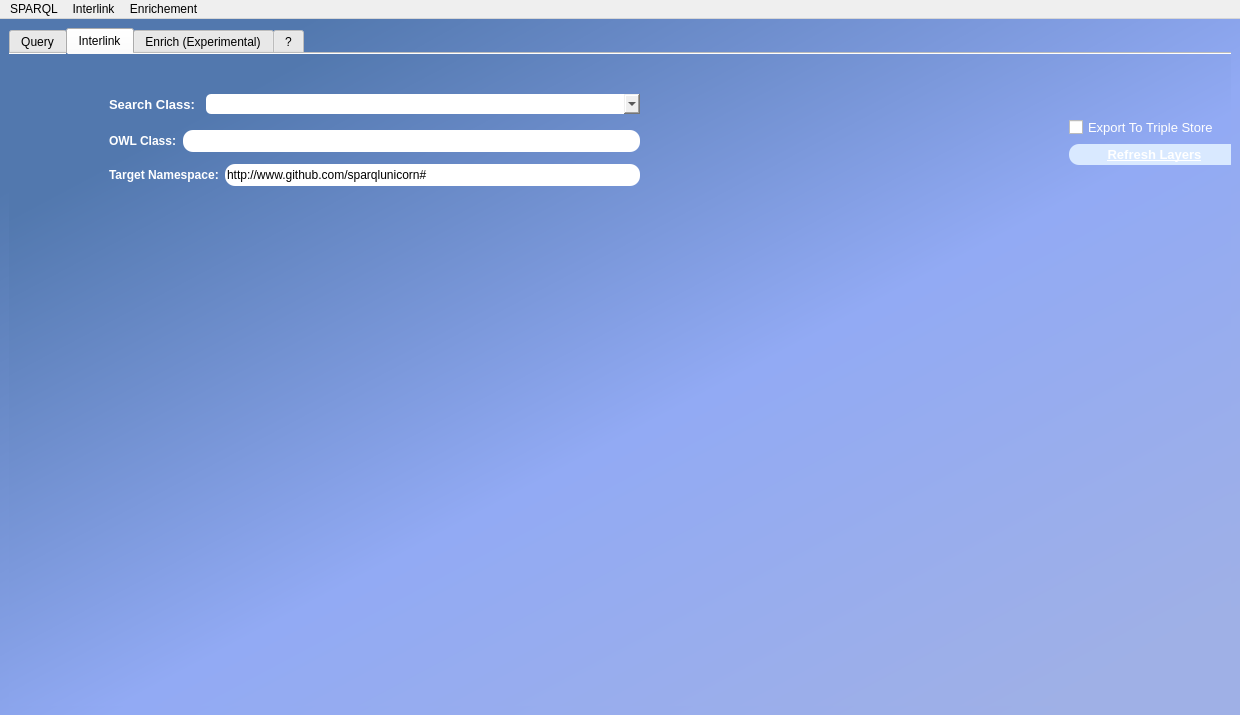
Above: sparql_unicorn_dialog_base_simp.ui from Cprudhomme/SpaLOD_qgis_plugin before the change. Below: the same form after it.
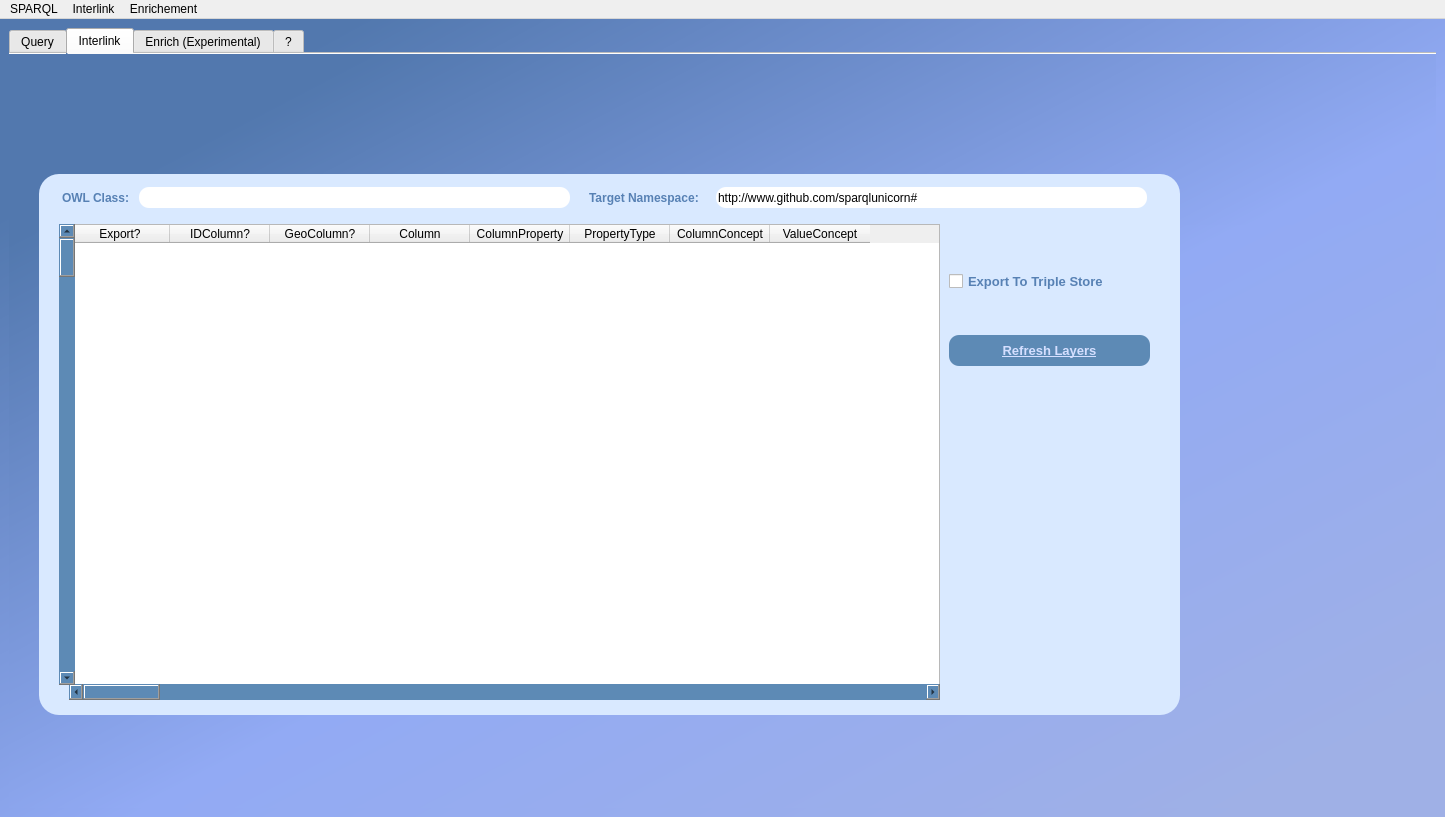
That is the form after the change. The open tabs and pages were chosen to show the change.

Patch:
```diff
--- a/sparql_unicorn_dialog_base_simp.ui
+++ b/sparql_unicorn_dialog_base_simp.ui
@@ -6,8 +6,8 @@
    <rect>
     <x>0</x>
     <y>0</y>
-    <width>1240</width>
-    <height>715</height>
+    <width>1445</width>
+    <height>817</height>
    </rect>
   </property>
   <property name="windowTitle">
@@ -561,207 +561,329 @@
        <attribute name="title">
         <string>Interlink</string>
        </attribute>
-       <widget class="QWidget" name="widget_6" native="true">
+       <widget class="QFrame" name="frame_2">
         <property name="geometry">
          <rect>
-          <x>1060</x>
-          <y>40</y>
-          <width>171</width>
-          <height>94</height>
+          <x>30</x>
+          <y>120</y>
+          <width>1141</width>
+          <height>541</height>
          </rect>
         </property>
-        <layout class="QGridLayout" name="gridLayout_4">
-         <item row="1" column="0">
-          <layout class="QVBoxLayout" name="verticalLayout_2">
-           <item>
-            <widget class="QCheckBox" name="exportTripleStore">
-             <property name="font">
-              <font>
-               <pointsize>10</pointsize>
-               <underline>false</underline>
-              </font>
-             </property>
-             <property name="cursor">
-              <cursorShape>PointingHandCursor</cursorShape>
-             </property>
-             <property name="styleSheet">
-              <string notr="true">color:rgb(255, 255, 255);
-</string>
-             </property>
-             <property name="text">
-              <string>Export To Triple Store</string>
-             </property>
-            </widget>
-           </item>
-           <item>
-            <widget class="QPushButton" name="refreshLayersInterlink">
-             <property name="minimumSize">
-              <size>
-               <width>151</width>
-               <height>21</height>
-              </size>
-             </property>
-             <property name="font">
-              <font>
-               <pointsize>10</pointsize>
-               <weight>75</weight>
-               <bold>true</bold>
-               <underline>true</underline>
-              </font>
-             </property>
-             <property name="cursor">
-              <cursorShape>PointingHandCursor</cursorShape>
-             </property>
-             <property name="styleSheet">
-              <string notr="true">border-radius:10px;
+        <property name="styleSheet">
+         <string notr="true">QObject#frame_2{
 background-color:rgb(217, 233, 255);
-color:rgb(255, 255, 255);
+border-radius:20px;}
+
 </string>
-             </property>
-             <property name="text">
-              <string>Refresh Layers</string>
-             </property>
-            </widget>
-           </item>
-          </layout>
-         </item>
-        </layout>
-       </widget>
-       <widget class="QWidget" name="widget_7" native="true">
-        <property name="geometry">
-         <rect>
-          <x>100</x>
-          <y>30</y>
-          <width>531</width>
-          <height>108</height>
-         </rect>
         </property>
-        <layout class="QVBoxLayout" name="verticalLayout_4">
-         <item>
-          <layout class="QHBoxLayout" name="horizontalLayout_11">
-           <item>
-            <widget class="QLabel" name="label_3">
-             <property name="minimumSize">
-              <size>
-               <width>91</width>
-               <height>28</height>
-              </size>
-             </property>
-             <property name="maximumSize">
-              <size>
-               <width>91</width>
-               <height>28</height>
-              </size>
-             </property>
-             <property name="font">
-              <font>
-               <pointsize>10</pointsize>
-               <weight>75</weight>
-               <bold>true</bold>
-               <underline>false</underline>
-              </font>
-             </property>
-             <property name="styleSheet">
-              <string notr="true">color:rgb(255, 255, 255);
+        <property name="frameShape">
+         <enum>QFrame::StyledPanel</enum>
+        </property>
+        <property name="frameShadow">
+         <enum>QFrame::Raised</enum>
+        </property>
+        <widget class="QTableWidget" name="interlinkTable_3">
+         <property name="geometry">
+          <rect>
+           <x>30</x>
+           <y>50</y>
+           <width>871</width>
+           <height>461</height>
+          </rect>
+         </property>
+         <property name="baseSize">
+          <size>
+           <width>4</width>
+           <height>0</height>
+          </size>
+         </property>
+         <property name="styleSheet">
+          <string notr="true"/>
+         </property>
+         <property name="sortingEnabled">
+          <bool>true</bool>
+         </property>
+         <property name="columnCount">
+          <number>8</number>
+         </property>
+         <column>
+          <property name="text">
+           <string>Export?</string>
+          </property>
+         </column>
+         <column>
+          <property name="text">
+           <string>IDColumn?</string>
+          </property>
+         </column>
+         <column>
+          <property name="text">
+           <string>GeoColumn?</string>
+          </property>
+         </column>
+         <column>
+          <property name="text">
+           <string>Column</string>
+          </property>
+         </column>
+         <column>
+          <property name="text">
+           <string>ColumnProperty</string>
+          </property>
+         </column>
+         <column>
+          <property name="text">
+           <string>PropertyType</string>
+          </property>
+         </column>
+         <column>
+          <property name="text">
+           <string>ColumnConcept</string>
+          </property>
+         </column>
+         <column>
+          <property name="text">
+           <string>ValueConcept</string>
+          </property>
+         </column>
+        </widget>
+        <widget class="QWidget" name="widget_7" native="true">
+         <property name="geometry">
+          <rect>
+           <x>10</x>
+           <y>0</y>
+           <width>1111</width>
+           <height>48</height>
+          </rect>
+         </property>
+         <layout class="QGridLayout" name="gridLayout_6">
+          <item row="0" column="1">
+           <layout class="QHBoxLayout" name="horizontalLayout_9">
+            <item>
+             <widget class="QLabel" name="label_7">
+              <property name="minimumSize">
+               <size>
+                <width>121</width>
+                <height>28</height>
+               </size>
+              </property>
+              <property name="maximumSize">
+               <size>
+                <width>121</width>
+                <height>28</height>
+               </size>
+              </property>
+              <property name="font">
+               <font>
+                <weight>75</weight>
+                <bold>true</bold>
+               </font>
+              </property>
+              <property name="styleSheet">
+               <string notr="true">color: rgb(87, 129, 180);
 </string>
-             </property>
-             <property name="text">
-              <string>Search Class:</string>
-             </property>
-            </widget>
-           </item>
-           <item>
-            <widget class="QComboBox" name="chooseLayerInterlink_2">
-             <property name="minimumSize">
-              <size>
-               <width>191</width>
-               <height>20</height>
-              </size>
-             </property>
-             <property name="cursor">
-              <cursorShape>PointingHandCursor</cursorShape>
-             </property>
-             <property name="styleSheet">
-              <string notr="true">border-radius:5px;
+              </property>
+              <property name="text">
+               <string>Target Namespace:</string>
+              </property>
+             </widget>
+            </item>
+            <item>
+             <widget class="QLineEdit" name="interlinkNameSpace">
+              <property name="minimumSize">
+               <size>
+                <width>431</width>
+                <height>21</height>
+               </size>
+              </property>
+              <property name="maximumSize">
+               <size>
+                <width>431</width>
+                <height>21</height>
+               </size>
+              </property>
+              <property name="styleSheet">
+               <string notr="true">border-radius:10px;</string>
+              </property>
+              <property name="text">
+               <string>http://www.github.com/sparqlunicorn#</string>
+              </property>
+             </widget>
+            </item>
+           </layout>
+          </item>
+          <item row="0" column="0">
+           <layout class="QHBoxLayout" name="horizontalLayout_8">
+            <item>
+             <widget class="QLabel" name="label_5">
+              <property name="minimumSize">
+               <size>
+                <width>71</width>
+                <height>21</height>
+               </size>
+              </property>
+              <property name="maximumSize">
+               <size>
+                <width>71</width>
+                <height>41</height>
+               </size>
+              </property>
+              <property name="font">
+               <font>
+                <weight>75</weight>
+                <bold>true</bold>
+               </font>
+              </property>
+              <property name="styleSheet">
+               <string notr="true">color: rgb(87, 129, 180);
+
+
 </string>
-             </property>
-            </widget>
-           </item>
-          </layout>
-         </item>
-         <item>
-          <layout class="QHBoxLayout" name="horizontalLayout_8">
-           <item>
-            <widget class="QLabel" name="label_5">
-             <property name="font">
-              <font>
-               <weight>75</weight>
-               <bold>true</bold>
-              </font>
-             </property>
-             <property name="styleSheet">
-              <string notr="true">color:rgb(255, 255, 255);
+              </property>
+              <property name="text">
+               <string>OWL Class:</string>
+              </property>
+             </widget>
+            </item>
+            <item>
+             <widget class="QLineEdit" name="interlinkOwlClassInput">
+              <property name="minimumSize">
+               <size>
+                <width>431</width>
+                <height>21</height>
+               </size>
+              </property>
+              <property name="maximumSize">
+               <size>
+                <width>431</width>
+                <height>21</height>
+               </size>
+              </property>
+              <property name="styleSheet">
+               <string notr="true">border-radius:10px;</string>
+              </property>
+             </widget>
+            </item>
+           </layout>
+          </item>
+         </layout>
+        </widget>
+        <widget class="QWidget" name="widget_6" native="true">
+         <property name="geometry">
+          <rect>
+           <x>910</x>
+           <y>60</y>
+           <width>219</width>
+           <height>171</height>
+          </rect>
+         </property>
+         <layout class="QVBoxLayout" name="verticalLayout_2">
+          <item>
+           <widget class="QCheckBox" name="exportTripleStore">
+            <property name="minimumSize">
+             <size>
+              <width>171</width>
+              <height>20</height>
+             </size>
+            </property>
+            <property name="font">
+             <font>
+              <pointsize>10</pointsize>
+              <weight>75</weight>
+              <bold>true</bold>
+              <underline>false</underline>
+             </font>
+            </property>
+            <property name="cursor">
+             <cursorShape>PointingHandCursor</cursorShape>
+            </property>
+            <property name="styleSheet">
+             <string notr="true">color: rgb(87, 129, 180);
 
 </string>
-             </property>
-             <property name="text">
-              <string>OWL Class:</string>
-             </property>
-            </widget>
-           </item>
-           <item>
-            <widget class="QLineEdit" name="interlinkOwlClassInput">
-             <property name="minimumSize">
-              <size>
-               <width>411</width>
-               <height>22</height>
-              </size>
-             </property>
-             <property name="styleSheet">
-              <string notr="true">border-radius:10px;</string>
-             </property>
-            </widget>
-           </item>
-          </layout>
-         </item>
-         <item>
-          <layout class="QHBoxLayout" name="horizontalLayout_9">
-           <item>
-            <widget class="QLabel" name="label_7">
-             <property name="font">
-              <font>
-               <weight>75</weight>
-               <bold>true</bold>
-              </font>
-             </property>
-             <property name="styleSheet">
-              <string notr="true">color:rgb(255, 255, 255);
+            </property>
+            <property name="text">
+             <string>Export To Triple Store</string>
+            </property>
+           </widget>
+          </item>
+          <item>
+           <widget class="QPushButton" name="refreshLayersInterlink">
+            <property name="minimumSize">
+             <size>
+              <width>201</width>
+              <height>31</height>
+             </size>
+            </property>
+            <property name="maximumSize">
+             <size>
+              <width>201</width>
+              <height>31</height>
+             </size>
+            </property>
+            <property name="font">
+             <font>
+              <pointsize>10</pointsize>
+              <weight>75</weight>
+              <bold>true</bold>
+              <underline>true</underline>
+             </font>
+            </property>
+            <property name="cursor">
+             <cursorShape>PointingHandCursor</cursorShape>
+            </property>
+            <property name="styleSheet">
+             <string notr="true">
+color: rgb(213, 223, 255);
+
+border-radius:10px;
+
+background-color:rgb(93, 138, 181);
+
 </string>
-             </property>
-             <property name="text">
-              <string>Target Namespace:</string>
-             </property>
-            </widget>
-           </item>
-           <item>
-            <widget class="QLineEdit" name="interlinkNameSpace">
-             <property name="minimumSize">
-              <size>
-               <width>411</width>
-               <height>22</height>
-              </size>
-             </property>
-             <property name="styleSheet">
-              <string notr="true">border-radius:10px;</string>
-             </property>
-             <property name="text">
-              <string>http://www.github.com/sparqlunicorn#</string>
-             </property>
-            </widget>
-           </item>
-          </layout>
-         </item>
-        </layout>
+            </property>
+            <property name="text">
+             <string>Refresh Layers</string>
+            </property>
+           </widget>
+          </item>
+         </layout>
+        </widget>
+        <widget class="QScrollBar" name="horizontalScrollBar">
+         <property name="geometry">
+          <rect>
+           <x>30</x>
+           <y>510</y>
+           <width>871</width>
+           <height>16</height>
+          </rect>
+         </property>
+         <property name="styleSheet">
+          <string notr="true">border-radius:10px;
+background-color:rgb(93, 138, 181);</string>
+         </property>
+         <property name="orientation">
+          <enum>Qt::Horizontal</enum>
+         </property>
+        </widget>
+        <widget class="QScrollBar" name="verticalScrollBar">
+         <property name="geometry">
+          <rect>
+           <x>20</x>
+           <y>50</y>
+           <width>16</width>
+           <height>461</height>
+          </rect>
+         </property>
+         <property name="styleSheet">
+          <string notr="true">border-radius:10px;
+background-color:rgb(93, 138, 181);</string>
+         </property>
+         <property name="orientation">
+          <enum>Qt::Vertical</enum>
+         </property>
+        </widget>
        </widget>
       </widget>
       <widget class="QWidget" name="tab_3">
@@ -1029,7 +1151,7 @@
     <rect>
      <x>0</x>
      <y>0</y>
-     <width>1240</width>
+     <width>1445</width>
      <height>21</height>
     </rect>
    </property>
```
Left out of the diff: 26 changed lines with no effect on the pictures.
